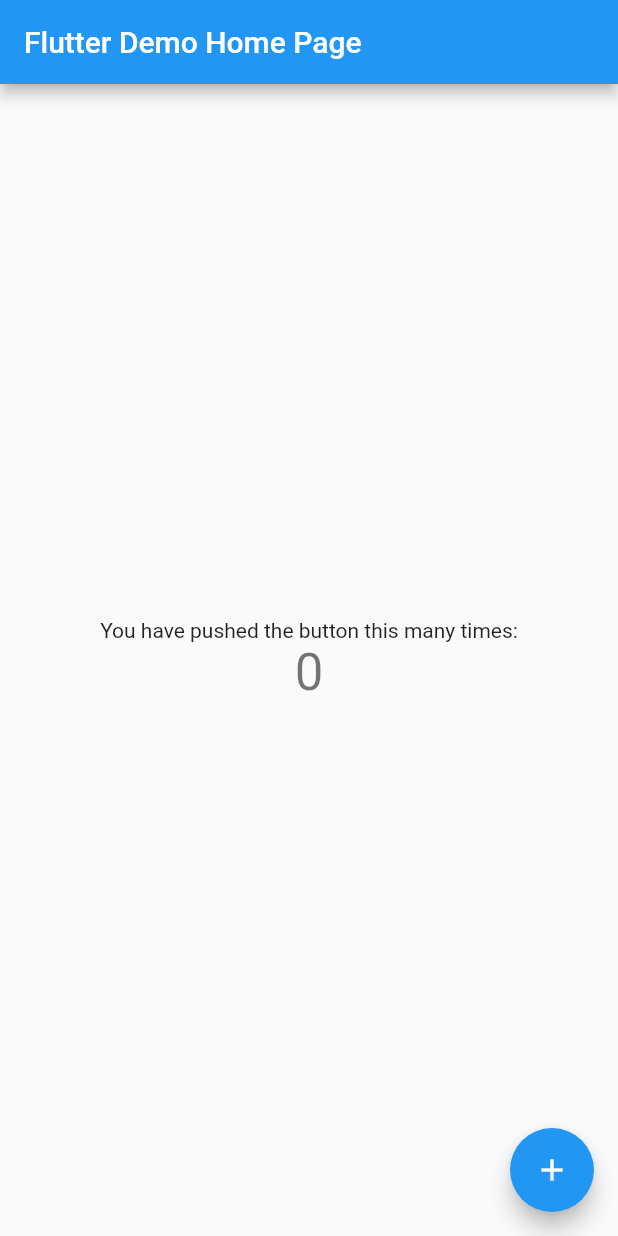
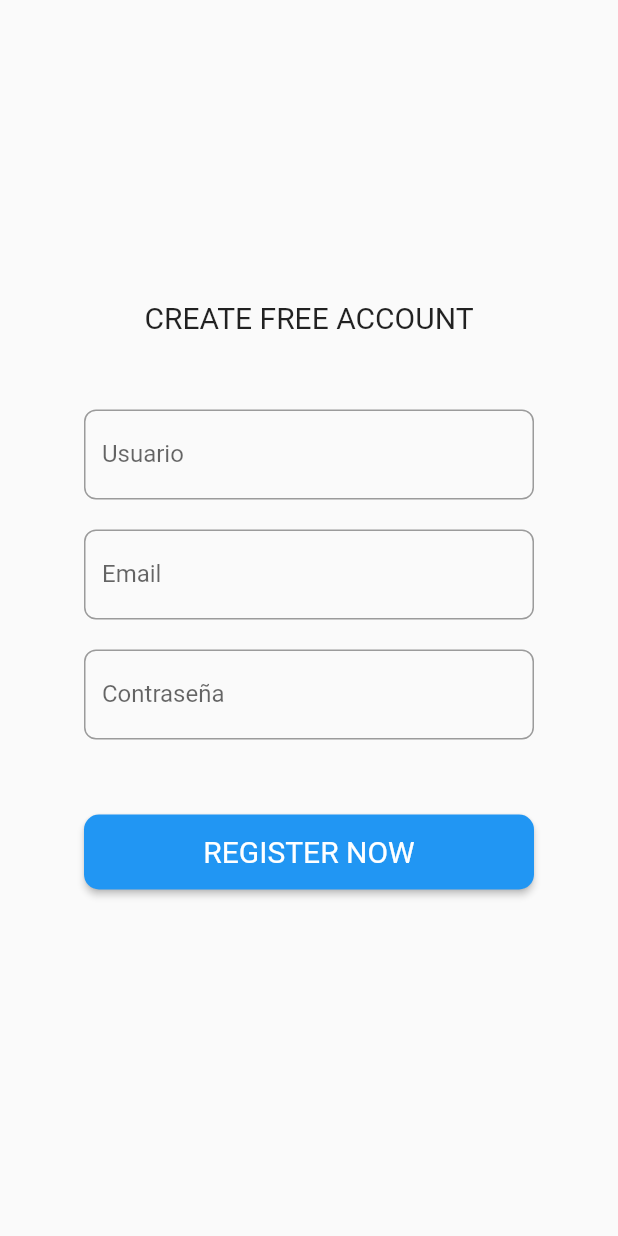
Before and after one commit to MiguelARS/Flutter-Project-, a Flutter app: the screen it shows after launch, on a phone screen of 412 x 824 dp. Run offline on Flutter 3.47's test engine with Material 2 defaults, Android fonts, the phone set to English and light mode, and no system bars.

Commit message:
Registrar Usuario

```diff
--- a/lib/main.dart
+++ b/lib/main.dart
@@ -1,113 +1,36 @@
 import 'package:flutter/material.dart';
+import 'package:flutterproject/pages/RegistrarUsuario/RegistrarUsuarioBody.dart';
 
 void main() {
   runApp(MyApp());
 }
 
 class MyApp extends StatelessWidget {
-  // This widget is the root of your application.
+  const MyApp({Key? key}) : super(key: key);
+
   @override
   Widget build(BuildContext context) {
     return MaterialApp(
-      title: 'Flutter Demo',
+      title: 'Flutter Project',
+      debugShowCheckedModeBanner: false,
       theme: ThemeData(
-        // This is the theme of your application.
-        //
-        // Try running your application with "flutter run". You'll see the
-        // application has a blue toolbar. Then, without quitting the app, try
-        // changing the primarySwatch below to Colors.green and then invoke
-        // "hot reload" (press "r" in the console where you ran "flutter run",
-        // or simply save your changes to "hot reload" in a Flutter IDE).
-        // Notice that the counter didn't reset back to zero; the application
-        // is not restarted.
-        primarySwatch: Colors.blue,
+        primarySwatch: Colors.blue
       ),
-      home: MyHomePage(title: 'Flutter Demo Home Page'),
+      home: MyHomePage(),
     );
   }
 }
 
-class MyHomePage extends StatefulWidget {
-  MyHomePage({Key? key, required this.title}) : super(key: key);
-
-  // This widget is the home page of your application. It is stateful, meaning
-  // that it has a State object (defined below) that contains fields that affect
-  // how it looks.
-
-  // This class is the configuration for the state. It holds the values (in this
-  // case the title) provided by the parent (in this case the App widget) and
-  // used by the build method of the State. Fields in a Widget subclass are
-  // always marked "final".
-
-  final String title;
-
-  @override
-  _MyHomePageState createState() => _MyHomePageState();
-}
-
-class _MyHomePageState extends State<MyHomePage> {
-  int _counter = 0;
-
-  void _incrementCounter() {
-    setState(() {
-      // This call to setState tells the Flutter framework that something has
-      // changed in this State, which causes it to rerun the build method below
-      // so that the display can reflect the updated values. If we changed
-      // _counter without calling setState(), then the build method would not be
-      // called again, and so nothing would appear to happen.
-      _counter++;
-    });
-  }
+class MyHomePage extends StatelessWidget {
+  const MyHomePage({Key? key}) : super(key: key);
 
   @override
   Widget build(BuildContext context) {
-    // This method is rerun every time setState is called, for instance as done
-    // by the _incrementCounter method above.
-    //
-    // The Flutter framework has been optimized to make rerunning build methods
-    // fast, so that you can just rebuild anything that needs updating rather
-    // than having to individually change instances of widgets.
     return Scaffold(
-      appBar: AppBar(
-        // Here we take the value from the MyHomePage object that was created by
-        // the App.build method, and use it to set our appbar title.
-        title: Text(widget.title),
-      ),
-      body: Center(
-        // Center is a layout widget. It takes a single child and positions it
-        // in the middle of the parent.
-        child: Column(
-          // Column is also a layout widget. It takes a list of children and
-          // arranges them vertically. By default, it sizes itself to fit its
-          // children horizontally, and tries to be as tall as its parent.
-          //
-          // Invoke "debug painting" (press "p" in the console, choose the
-          // "Toggle Debug Paint" action from the Flutter Inspector in Android
-          // Studio, or the "Toggle Debug Paint" command in Visual Studio Code)
-          // to see the wireframe for each widget.
-          //
-          // Column has various properties to control how it sizes itself and
-          // how it positions its children. Here we use mainAxisAlignment to
-          // center the children vertically; the main axis here is the vertical
-          // axis because Columns are vertical (the cross axis would be
-          // horizontal).
-          mainAxisAlignment: MainAxisAlignment.center,
-          children: <Widget>[
-            Text(
-              'You have pushed the button this many times:',
-            ),
-            Text(
-              '$_counter',
-              style: Theme.of(context).textTheme.headline4,
-            ),
-          ],
+      body: SingleChildScrollView(
+        child: RegistrarUsuarioBody()
         ),
-      ),
-      floatingActionButton: FloatingActionButton(
-        onPressed: _incrementCounter,
-        tooltip: 'Increment',
-        child: Icon(Icons.add),
-      ), // This trailing comma makes auto-formatting nicer for build methods.
+
     );
   }
 }
--- /dev/null
+++ b/lib/pages/RegistrarUsuario/RegistrarUsuarioBody.dart
@@ -0,0 +1,78 @@
+import 'package:flutter/material.dart';
+
+class RegistrarUsuarioBody extends StatelessWidget {
+  const RegistrarUsuarioBody({
+    Key? key,
+  }) : super(key: key);
+
+  @override
+  Widget build(BuildContext context) {
+    return Center(
+      child: Container(
+        padding: EdgeInsets.only(left: 50, top: 200, right: 50),
+        child: Column(
+          children: <Widget>[
+            Text(
+              'CREATE FREE ACCOUNT',
+              style: TextStyle(fontSize: 20, fontWeight: FontWeight.w400),
+            ),
+            SizedBox(height: 50),
+            Container(
+              width: 300,
+              height: 60,
+              child: TextField(
+                decoration: InputDecoration(
+                    suffix: Icon(Icons.person),
+                    labelText: "Usuario",
+                    border: OutlineInputBorder(
+                      borderRadius: BorderRadius.all(Radius.circular(8)),
+                    )),
+              ),
+            ),
+            SizedBox(height: 20),
+            Container(
+              width: 300,
+              height: 60,
+              child: TextField(
+                decoration: InputDecoration(
+                    suffix: Icon(Icons.mail),
+                    labelText: "Email",
+                    border: OutlineInputBorder(
+                      borderRadius: BorderRadius.all(Radius.circular(8)),
+                    )),
+              ),
+            ),
+            SizedBox(height: 20),
+            Container(
+              width: 300,
+              height: 60,
+              child: TextField(
+                decoration: InputDecoration(
+                    suffix: Icon(Icons.lock),
+                    labelText: "Contraseña",
+                    border: OutlineInputBorder(
+                      borderRadius: BorderRadius.all(Radius.circular(8)),
+                    )),
+              ),
+            ),
+            SizedBox(height: 50),
+            MaterialButton(
+              onPressed: () {},
+              child: Text('REGISTER NOW',
+                  style: TextStyle(
+                      fontSize: 20,
+                      fontWeight: FontWeight.w400,
+                      color: Colors.white)),
+              color: Colors.blue,
+              minWidth: 300,
+              height: 50,
+              shape: RoundedRectangleBorder(
+                borderRadius: BorderRadius.circular(10),
+              ),
+            ),
+          ],
+        ),
+      ),
+    );
+  }
+}
```
